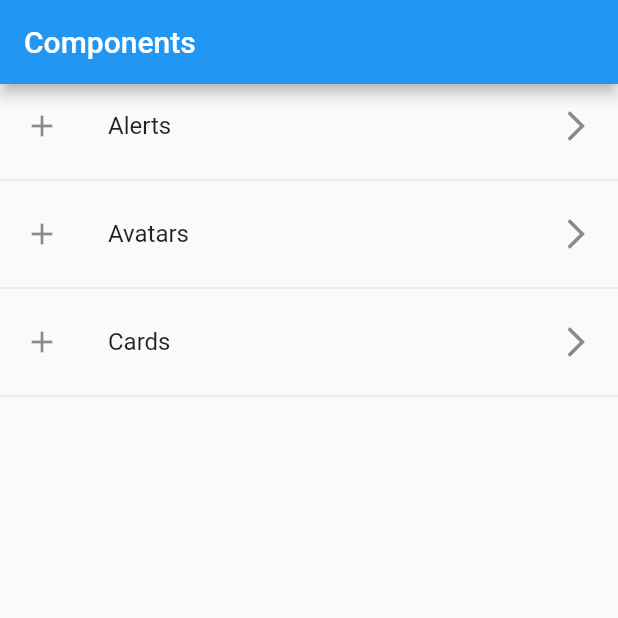
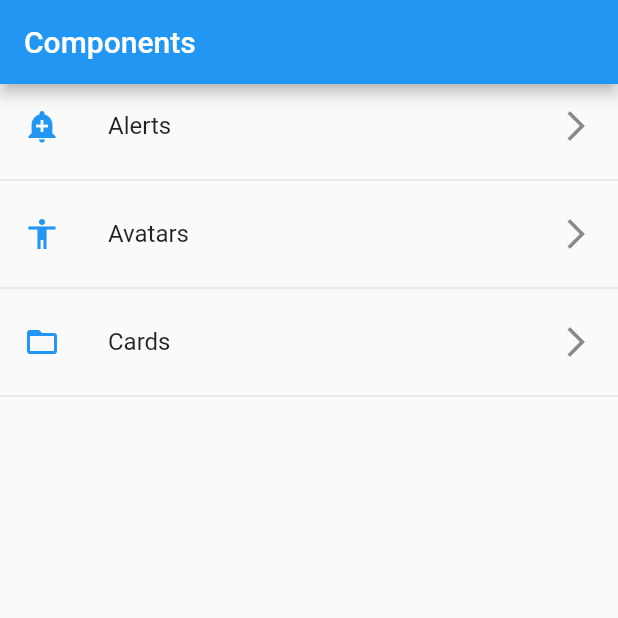
Before and after one commit to adrian-poveda/components-app, a Flutter app: the screen it shows after launch, on a phone screen of 412 x 824 dp, the top half of it. Run offline on Flutter 3.47's test engine with Material 2 defaults, Android fonts, the phone set to English and light mode, and no system bars.

Commit message:
Utils - get icon by string

```diff
--- a/lib/src/pages/home_page.dart
+++ b/lib/src/pages/home_page.dart
@@ -1,5 +1,7 @@
+import 'package:flutter/material.dart';
+
 import 'package:components_app/src/providers/menu_provider.dart';
-import 'package:flutter/material.dart';
+import 'package:components_app/src/utils/icon_string_util.dart';
 
 class HomePage extends StatelessWidget {
   @override
@@ -40,7 +42,7 @@ class HomePage extends StatelessWidget {
     data.forEach( (opt) {
       final currentWidget = ListTile(
         title: Text(opt['texto']),
-        leading: Icon(Icons.add),
+        leading: getIcon(opt['icon']),
         trailing: Icon(Icons.arrow_forward_ios),
         onTap: () {},
       );
--- /dev/null
+++ b/lib/src/utils/icon_string_util.dart
@@ -0,0 +1,17 @@
+
+import 'package:flutter/material.dart';
+
+final _icons = <String, IconData>{
+
+  'add_alert'     : Icons.add_alert,
+  'accessibility' : Icons.accessibility,
+  'folder_open'   : Icons.folder_open,
+  }
+
+;
+
+Icon getIcon( String iconName ){
+
+  return Icon(_icons[iconName], color: Colors.blue);
+
+}
```
